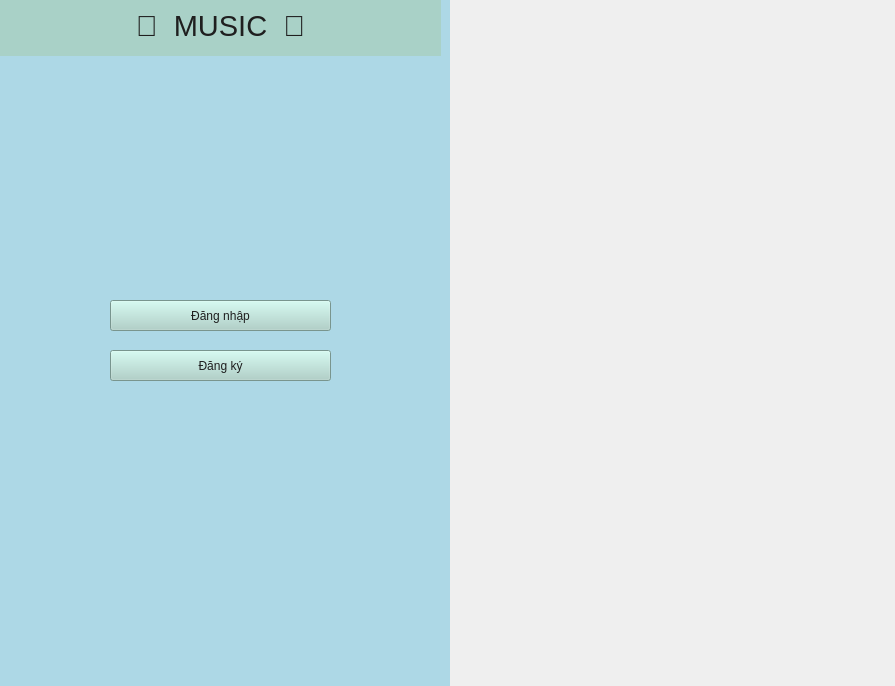
HuyHuy10122006/PBL2, file MusicManager/login.ui: the form before one commit.
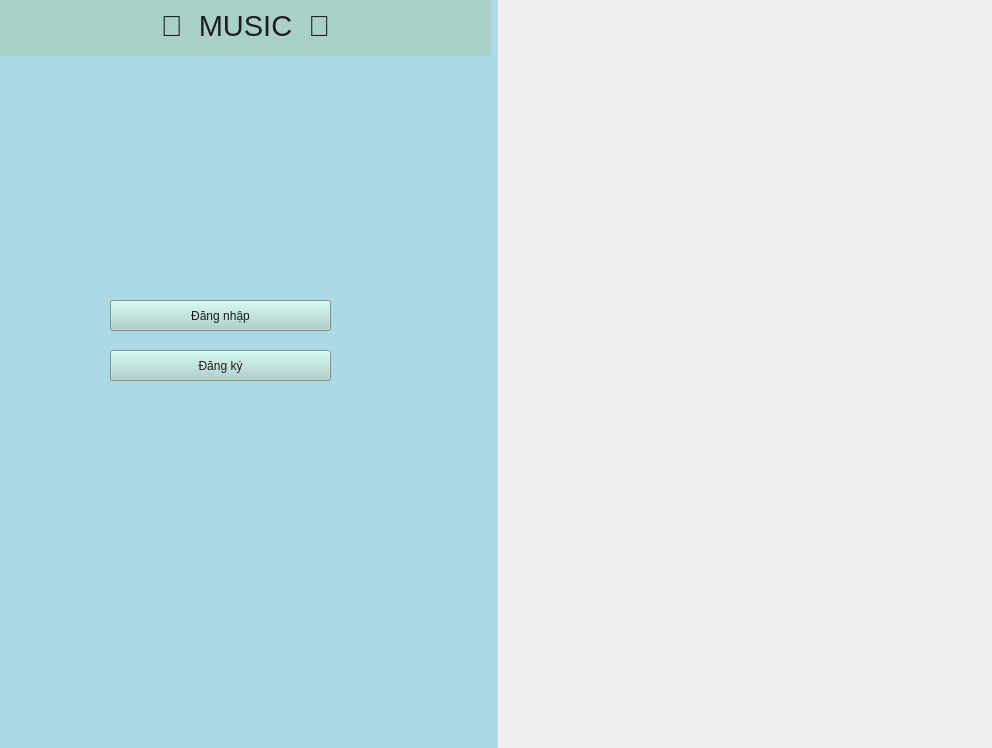
The form after the commit. Icons and pictures are not drawn.

```diff
--- a/MusicManager/login.ui
+++ b/MusicManager/login.ui
@@ -6,8 +6,8 @@
    <rect>
     <x>0</x>
     <y>0</y>
-    <width>895</width>
-    <height>686</height>
+    <width>992</width>
+    <height>748</height>
    </rect>
   </property>
   <property name="windowTitle">
@@ -18,13 +18,19 @@
     <rect>
      <x>0</x>
      <y>0</y>
-     <width>906</width>
-     <height>694</height>
+     <width>1001</width>
+     <height>761</height>
     </rect>
    </property>
    <layout class="QHBoxLayout" name="horizontalLayout_2">
     <item>
      <widget class="QWidget" name="nen" native="true">
+      <property name="sizePolicy">
+       <sizepolicy hsizetype="Expanding" vsizetype="Preferred">
+        <horstretch>0</horstretch>
+        <verstretch>0</verstretch>
+       </sizepolicy>
+      </property>
       <property name="layoutDirection">
        <enum>Qt::LayoutDirection::LeftToRight</enum>
       </property>
@@ -46,7 +52,7 @@
         <rect>
          <x>0</x>
          <y>-5</y>
-         <width>441</width>
+         <width>491</width>
          <height>61</height>
         </rect>
        </property>
@@ -104,6 +110,12 @@
     </item>
     <item>
      <widget class="QWidget" name="avatar" native="true">
+      <property name="sizePolicy">
+       <sizepolicy hsizetype="Expanding" vsizetype="Preferred">
+        <horstretch>0</horstretch>
+        <verstretch>0</verstretch>
+       </sizepolicy>
+      </property>
       <property name="styleSheet">
        <string notr="true">QWidget {
     background-image: url(&quot;:/images/background.jpg&quot;);
```
